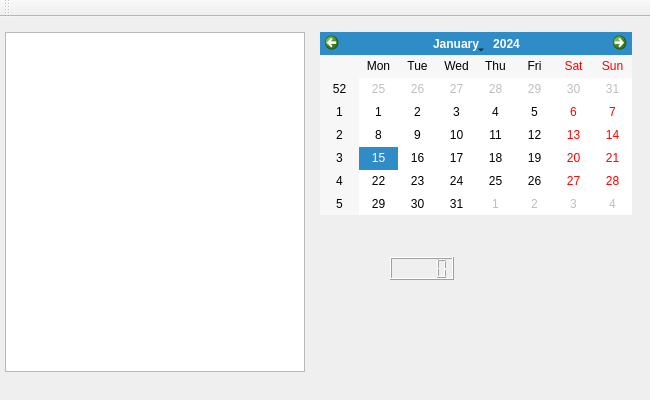
Old version of the form MyWidget/mywidget.ui in the repository Gabriel-22/QT-Programming.
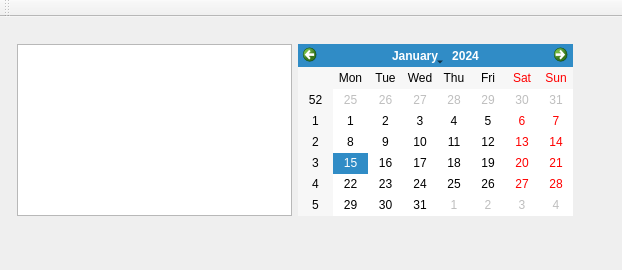
New version of the form.

```diff
--- a/MyWidget/mywidget.ui
+++ b/MyWidget/mywidget.ui
@@ -6,43 +6,42 @@
    <rect>
     <x>0</x>
     <y>0</y>
-    <width>650</width>
-    <height>400</height>
+    <width>622</width>
+    <height>270</height>
    </rect>
   </property>
   <property name="windowTitle">
    <string>MyWidget</string>
   </property>
   <widget class="QWidget" name="centralWidget">
-   <widget class="QTextEdit" name="textEdit">
+   <widget class="QWidget" name="">
     <property name="geometry">
      <rect>
-      <x>5</x>
-      <y>15</y>
-      <width>300</width>
-      <height>340</height>
+      <x>6</x>
+      <y>16</y>
+      <width>578</width>
+      <height>194</height>
      </rect>
     </property>
-   </widget>
-   <widget class="QCalendarWidget" name="calendarWidget">
-    <property name="geometry">
-     <rect>
-      <x>320</x>
-      <y>15</y>
-      <width>312</width>
-      <height>183</height>
-     </rect>
-    </property>
-   </widget>
-   <widget class="QLCDNumber" name="lcdNumber">
-    <property name="geometry">
-     <rect>
-      <x>390</x>
-      <y>240</y>
-      <width>64</width>
-      <height>23</height>
-     </rect>
-    </property>
+    <layout class="QHBoxLayout" name="horizontalLayout">
+     <item>
+      <widget class="QTextEdit" name="textEdit"/>
+     </item>
+     <item>
+      <layout class="QVBoxLayout" name="verticalLayout">
+       <item>
+        <widget class="QCalendarWidget" name="calendarWidget">
+         <property name="maximumSize">
+          <size>
+           <width>16777215</width>
+           <height>16777215</height>
+          </size>
+         </property>
+        </widget>
+       </item>
+      </layout>
+     </item>
+    </layout>
    </widget>
   </widget>
   <widget class="QMenuBar" name="menuBar">
```
Left out of the diff: 2 changed lines with no effect on the pictures.
